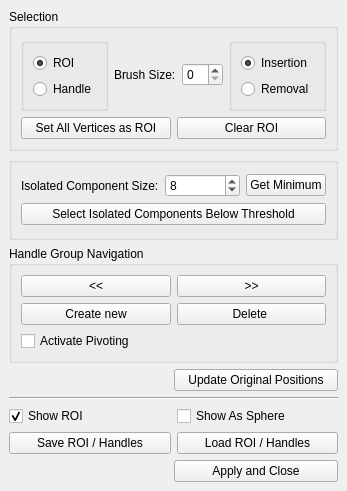
This is Polyhedron/demo/Polyhedron/Deform_mesh.ui in CGAL/cgal as Qt 5 draws it before an edit. The edited form follows.
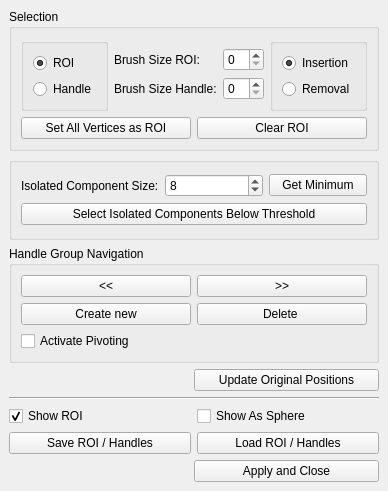
This is the edited form.

Commit message: Separate brush size for ROI and handles

```diff
--- a/Polyhedron/demo/Polyhedron/Deform_mesh.ui
+++ b/Polyhedron/demo/Polyhedron/Deform_mesh.ui
@@ -6,7 +6,7 @@
    <rect>
     <x>0</x>
     <y>0</y>
-    <width>327</width>
+    <width>357</width>
     <height>491</height>
    </rect>
   </property>
@@ -26,14 +26,32 @@
          <item>
           <layout class="QHBoxLayout" name="horizontalLayout_4">
            <item>
-            <widget class="QLabel" name="BrushLabel">
-             <property name="text">
-              <string>Brush Size:</string>
-             </property>
-            </widget>
+            <layout class="QVBoxLayout" name="verticalLayout_5">
+             <item>
+              <widget class="QLabel" name="label">
+               <property name="text">
+                <string>Brush Size ROI:</string>
+               </property>
+              </widget>
+             </item>
+             <item>
+              <widget class="QLabel" name="label_2">
+               <property name="text">
+                <string>Brush Size Handle:</string>
+               </property>
+              </widget>
+             </item>
+            </layout>
            </item>
            <item>
-            <widget class="QSpinBox" name="BrushSpinBox"/>
+            <layout class="QVBoxLayout" name="verticalLayout_2">
+             <item>
+              <widget class="QSpinBox" name="BrushSpinBoxRoi"/>
+             </item>
+             <item>
+              <widget class="QSpinBox" name="BrushSpinBoxHandle"/>
+             </item>
+            </layout>
            </item>
           </layout>
          </item>
```
The commit also changes 1 other file.
